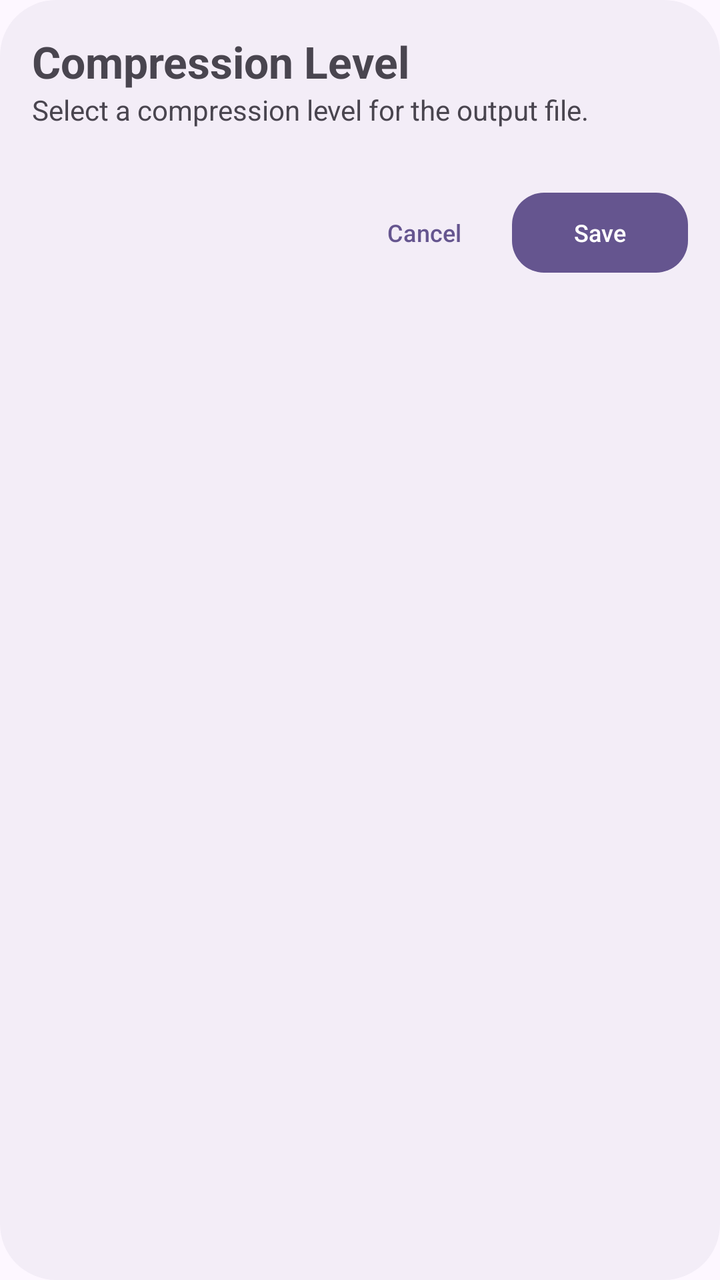
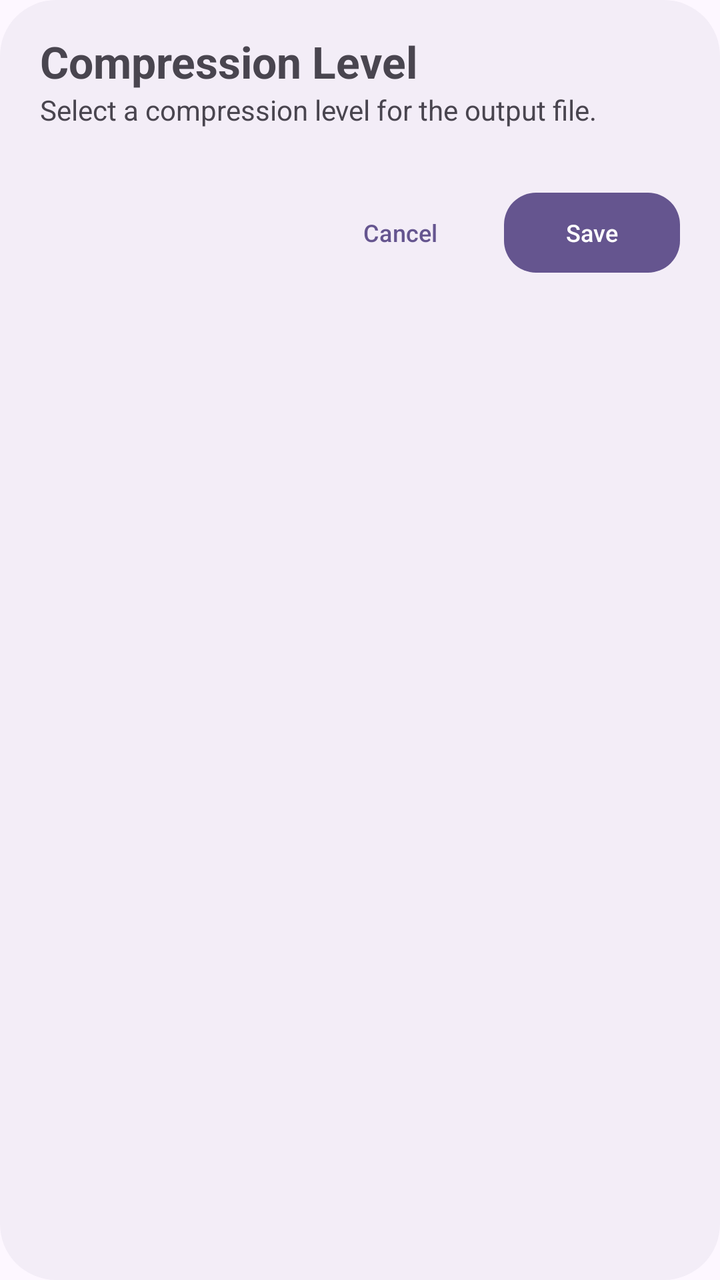

Screens rendered from an Android XML layout before and after an edit, with the pre-edit source and the edit as a unified diff.
<!-- AndroidManifest.xml: application theme AppTheme -->
<!-- res/layout/compression_level_dialog.xml -->
<?xml version="1.0" encoding="utf-8"?>
<LinearLayout xmlns:android="http://schemas.android.com/apk/res/android"
    xmlns:tools="http://schemas.android.com/tools"
    xmlns:app="http://schemas.android.com/apk/res-auto"
    android:layout_width="match_parent"
    android:layout_height="wrap_content"
    android:orientation="vertical"
    android:padding="16dp"
    android:background="@drawable/bg_popup">

    <TextView
        android:id="@+id/title"
        android:layout_width="match_parent"
        android:layout_height="wrap_content"
        android:text="@string/compression_level"
        android:textSize="22sp"
        android:textStyle="bold" />

    <TextView
        android:id="@+id/subtitle"
        android:layout_width="match_parent"
        android:layout_height="wrap_content"
        android:text="@string/compression_level_desc"
        android:textSize="14sp" />

    <androidx.recyclerview.widget.RecyclerView
        android:id="@+id/recyclerView"
        android:layout_width="match_parent"
        android:layout_height="wrap_content"
        android:layout_marginTop="12dp"
        tools:listitem="@layout/item_radio"
        tools:itemCount="5"/>

    <androidx.constraintlayout.widget.ConstraintLayout
        android:layout_width="match_parent"
        android:layout_height="wrap_content"
        android:layout_marginTop="16dp"
        android:orientation="horizontal">

        <com.google.android.material.button.MaterialButton
            android:id="@+id/buttonCancel"
            style="@style/Widget.Material3.Button.TextButton"
            android:layout_width="wrap_content"
            android:layout_height="wrap_content"
            android:layout_marginTop="16dp"
            android:text="@string/cancel_app"
            android:textSize="12sp"
            app:cornerRadius="16dp"
            android:background="@android:color/transparent"
            app:layout_constraintEnd_toStartOf="@id/buttonConfirm"
            tools:ignore="MissingConstraints" />

        <com.google.android.material.button.MaterialButton
            android:id="@+id/buttonConfirm"
            android:layout_width="wrap_content"
            android:layout_height="wrap_content"
            android:layout_marginTop="16dp"
            android:text="@string/btn_save"
            android:textSize="12sp"
            app:cornerRadius="16dp"
            android:layout_marginStart="16dp"
            app:layout_constraintEnd_toEndOf="parent"
            tools:ignore="MissingConstraints" />
    </androidx.constraintlayout.widget.ConstraintLayout>
</LinearLayout>
<!-- res/layout/item_radio.xml (included above) -->
<?xml version="1.0" encoding="utf-8"?>
<com.google.android.material.radiobutton.MaterialRadioButton
    xmlns:android="http://schemas.android.com/apk/res/android"
    android:id="@+id/radioItem"
    android:layout_width="match_parent"
    android:layout_height="wrap_content"
    android:minHeight="48dp"
    android:paddingHorizontal="16dp"
    android:paddingVertical="10dp"
    android:textColor="?attr/colorOnSurface"
    android:textSize="16sp"/>
<!-- resources referenced by this layout -->
<resources>
  <!-- drawable bg_popup (drawable) -->
  <?xml version="1.0" encoding="utf-8"?>
  <shape xmlns:android="http://schemas.android.com/apk/res/android">
  
      <solid android:color="?attr/colorSurfaceContainer"/>
  
      <corners android:radius="28dp"/>
  
  </shape>
  <string name="btn_save">Save</string>
  <string name="cancel_app">Cancel</string>
  <string name="compression_level">Compression Level</string>
  <string name="compression_level_desc">Select a compression level for the output file.</string>
  <color name="md_theme_primary">#65558F</color>
  <color name="md_theme_onPrimary">#FFFFFF</color>
  <color name="md_theme_primaryContainer">#E9DDFF</color>
  <color name="md_theme_onPrimaryContainer">#4D3D75</color>
  <color name="md_theme_secondary">#625B71</color>
  <color name="md_theme_onSecondary">#FFFFFF</color>
  <color name="md_theme_secondaryContainer">#E8DEF8</color>
  <color name="md_theme_onSecondaryContainer">#4A4458</color>
  <color name="md_theme_tertiary">#7E5260</color>
  <color name="md_theme_onTertiary">#FFFFFF</color>
  <color name="md_theme_tertiaryContainer">#FFD9E3</color>
  <color name="md_theme_onTertiaryContainer">#633B48</color>
  <color name="md_theme_error">#BA1A1A</color>
  <color name="md_theme_onError">#FFFFFF</color>
  <color name="md_theme_errorContainer">#FFDAD6</color>
  <color name="md_theme_onErrorContainer">#93000A</color>
  <color name="md_theme_background">#FDF7FF</color>
  <color name="md_theme_onBackground">#1D1B20</color>
  <color name="md_theme_surface">#FDF7FF</color>
  <color name="md_theme_onSurface">#1D1B20</color>
  <color name="md_theme_surfaceVariant">#E7E0EB</color>
  <color name="md_theme_onSurfaceVariant">#49454E</color>
  <color name="md_theme_outline">#7A757F</color>
  <color name="md_theme_outlineVariant">#CAC4CF</color>
  <color name="md_theme_inverseSurface">#322F35</color>
  <color name="md_theme_inverseOnSurface">#F5EFF7</color>
  <color name="md_theme_inversePrimary">#CFBDFE</color>
  <!-- unchanged entries left out for length: 1 -->
</resources>

<!-- the commit's change to res/layout/compression_level_dialog.xml (unified diff, before → after) -->
@@ -5,7 +5,8 @@
     android:layout_width="match_parent"
     android:layout_height="wrap_content"
     android:orientation="vertical"
-    android:padding="16dp"
+    android:paddingHorizontal="20dp"
+    android:paddingVertical="16dp"
     android:background="@drawable/bg_popup">
 
     <TextView
@@ -31,10 +32,11 @@
         tools:listitem="@layout/item_radio"
         tools:itemCount="5"/>
 
-    <androidx.constraintlayout.widget.ConstraintLayout
+    <LinearLayout
         android:layout_width="match_parent"
         android:layout_height="wrap_content"
         android:layout_marginTop="16dp"
+        android:gravity="end"
         android:orientation="horizontal">
 
         <com.google.android.material.button.MaterialButton
@@ -42,26 +44,20 @@
             style="@style/Widget.Material3.Button.TextButton"
             android:layout_width="wrap_content"
             android:layout_height="wrap_content"
-            android:layout_marginTop="16dp"
             android:text="@string/cancel_app"
             android:textSize="12sp"
-            app:cornerRadius="16dp"
-            android:background="@android:color/transparent"
-            app:layout_constraintEnd_toStartOf="@id/buttonConfirm"
-            tools:ignore="MissingConstraints" />
+            app:cornerRadius="16dp" />
 
         <com.google.android.material.button.MaterialButton
             android:id="@+id/buttonConfirm"
             android:layout_width="wrap_content"
             android:layout_height="wrap_content"
-            android:layout_marginTop="16dp"
             android:text="@string/btn_save"
             android:textSize="12sp"
-            app:cornerRadius="16dp"
-            android:layout_marginStart="16dp"
-            app:layout_constraintEnd_toEndOf="parent"
-            tools:ignore="MissingConstraints" />
-    </androidx.constraintlayout.widget.ConstraintLayout>
+            android:layout_marginStart="8dp"
+            app:cornerRadius="16dp" />
+
+    </LinearLayout>
 </LinearLayout>
 <!-- res/layout/item_radio.xml (included above) -->
 <?xml version="1.0" encoding="utf-8"?>
